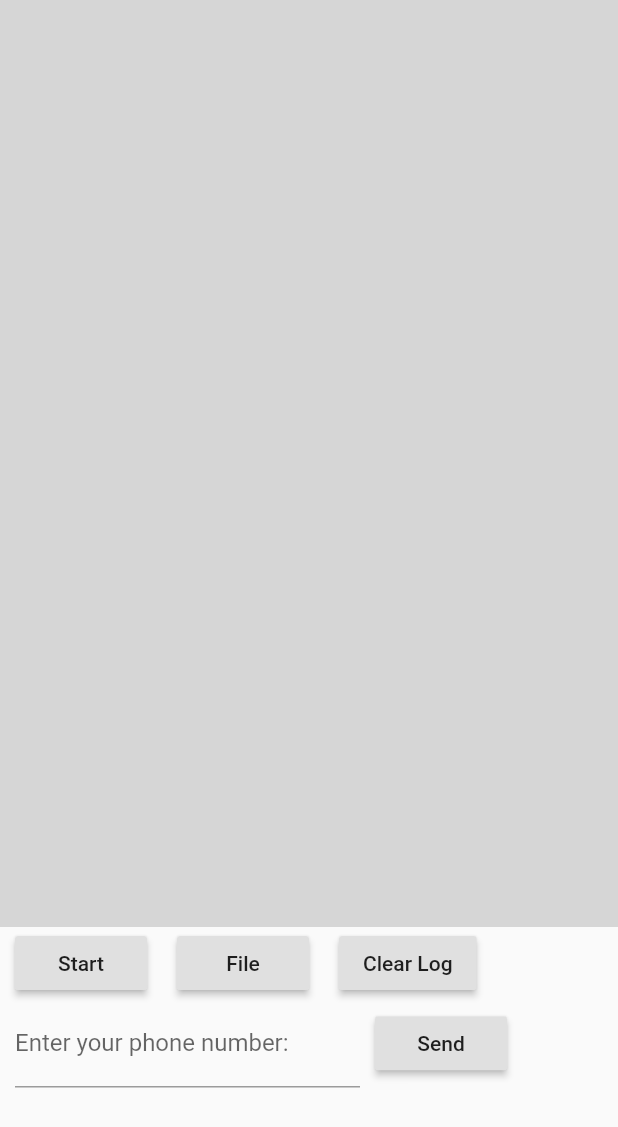
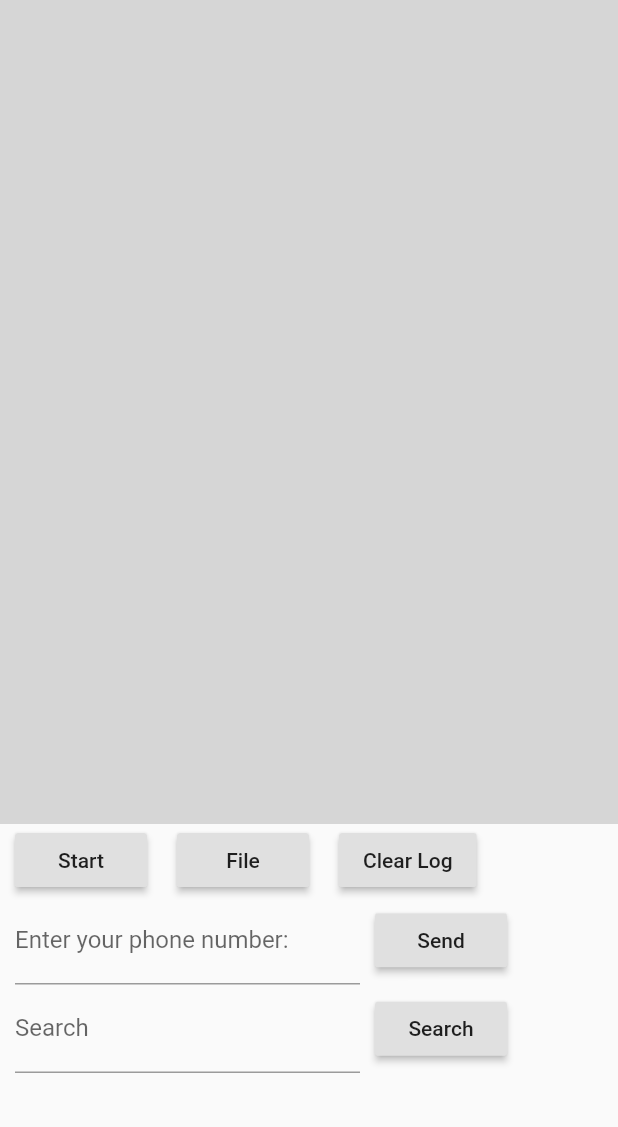
Before and after one commit to aaugmentum/project.scarlet, a Flutter app: the screen it shows after launch, after a tap on "File", on a phone screen of 412 x 824 dp. Shown: the top 1127 px of the screen. Run offline on Flutter 3.47's test engine with Material 2 defaults, Android fonts, the phone set to English and light mode, and no system bars.

Commit message:
Fix main.dart

```diff
--- a/lib/main.dart
+++ b/lib/main.dart
@@ -2,6 +2,7 @@ import 'dart:convert';
 import 'dart:io';
 import 'package:flutter/material.dart';
 import 'package:vinyl/login_widged.dart';
+import 'package:vinyl/search_widged.dart';
 import 'package:vinyl/services/tdlib/platform-linker.dart';
 import 'package:path_provider/path_provider.dart';
 
@@ -82,9 +83,9 @@ class _HomePageState extends State<HomePage> {
     var request = {
       "@type": "downloadFile",
       "priority": 1,
-      "file_id": 220,
+      "file_id": 223,
       "offset": 0,
-      "limit": 105948,
+      "limit": 10539604,
       "synchronous": false
     };
 
@@ -101,7 +102,7 @@ class _HomePageState extends State<HomePage> {
             child: Column(
       mainAxisAlignment: MainAxisAlignment.spaceEvenly,
       children: <Widget>[
-        Expanded(flex: 3, child: ReceiveLogger(_items)),
+        Expanded(flex: 2, child: ReceiveLogger(_items)),
         Expanded(
           flex: 1,
           child: Column(
@@ -133,7 +134,8 @@ class _HomePageState extends State<HomePage> {
                 ],
               ),
               // Login Form
-              LoginForm()
+              LoginForm(),
+              SearchForm()
             ],
           ),
         ),
```
